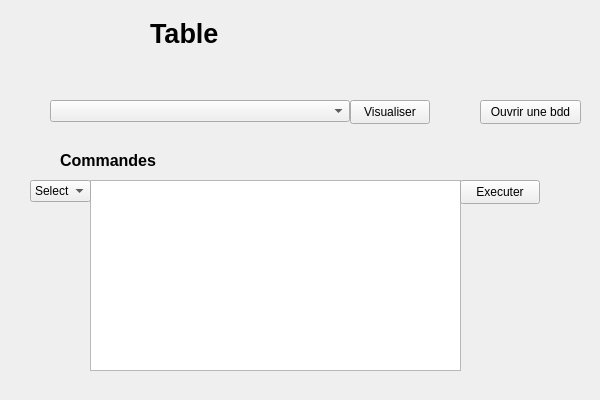
The window that FrameworkQT/src/main/c++/fr/univtours/polytech/FrameworkQT/view/databasemanagementinterface.ui (ChakSem/TPs-Plateformes-C-) describes before a commit, drawn with Qt 5.
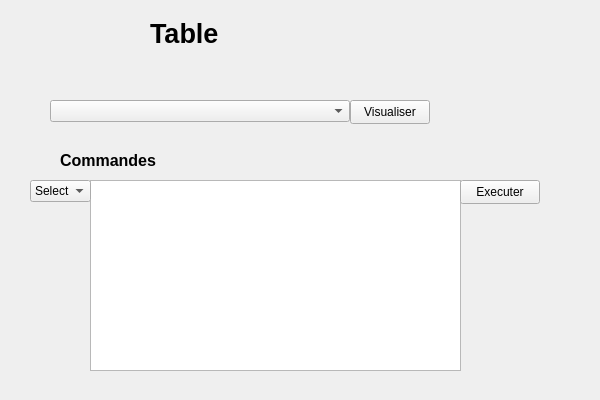
The same window after the commit.

The edit to the form file:
```diff
--- a/FrameworkQT/src/main/c++/fr/univtours/polytech/FrameworkQT/view/databasemanagementinterface.ui
+++ b/FrameworkQT/src/main/c++/fr/univtours/polytech/FrameworkQT/view/databasemanagementinterface.ui
@@ -124,19 +124,6 @@
     </property>
    </item>
   </widget>
-  <widget class="QPushButton" name="pushButtonOpenFromFiles">
-   <property name="geometry">
-    <rect>
-     <x>480</x>
-     <y>100</y>
-     <width>101</width>
-     <height>24</height>
-    </rect>
-   </property>
-   <property name="text">
-    <string>Ouvrir une bdd</string>
-   </property>
-  </widget>
  </widget>
  <resources/>
  <connections/>
```
Left out of the diff: 2 changed lines with no effect on the pictures.
